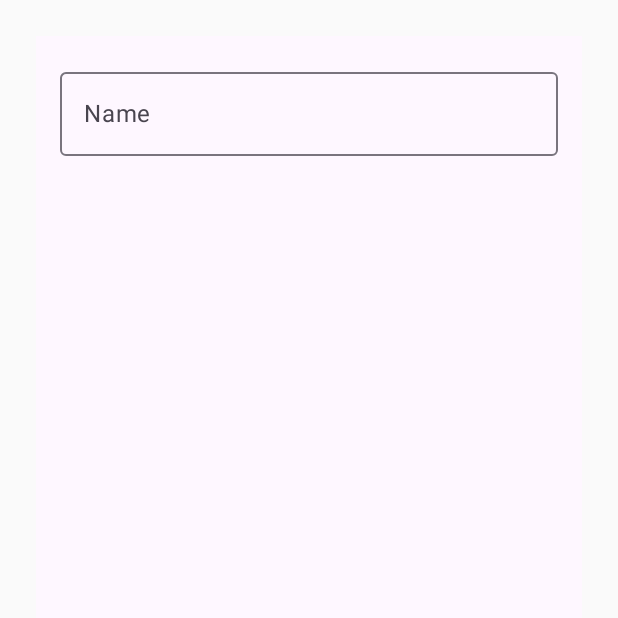
After one commit to dev-jangsejing/nbcmap-compose-4, an Android app built with Jetpack Compose: the StateActivity screen opened directly, with no data from a screen before it, on a phone screen of 412 x 824 dp, the top half of it. The commit adds this screen. Run offline under Robolectric (Android 15) with nearby library versions, the phone set to English and light mode, and no system bars.

Commit message:
StateActivity 생성

```diff
--- a/app/src/main/AndroidManifest.xml
+++ b/app/src/main/AndroidManifest.xml
@@ -10,19 +10,21 @@
         android:label="@string/app_name"
         android:roundIcon="@mipmap/ic_launcher_round"
         android:supportsRtl="true"
-        android:theme="@style/Theme.Nbcmapcompose4"
+        android:theme="@style/Theme.NbCampTheme"
         tools:targetApi="31">
         <activity
             android:name=".MainActivity"
             android:exported="true"
             android:label="@string/app_name"
-            android:theme="@style/Theme.Nbcmapcompose4">
+            android:theme="@style/Theme.NbCampTheme">
             <intent-filter>
                 <action android:name="android.intent.action.MAIN" />
 
                 <category android:name="android.intent.category.LAUNCHER" />
             </intent-filter>
         </activity>
+
+        <activity android:name=".state.StateActivity" />
     </application>
 
 </manifest>
--- /dev/null
+++ b/app/src/main/java/com/jess/nbcamp/compose4/state/StateActivity.kt
@@ -0,0 +1,77 @@
+package com.jess.nbcamp.compose4.state
+
+import android.os.Bundle
+import androidx.activity.ComponentActivity
+import androidx.activity.compose.setContent
+import androidx.activity.enableEdgeToEdge
+import androidx.compose.foundation.layout.Column
+import androidx.compose.foundation.layout.fillMaxSize
+import androidx.compose.foundation.layout.fillMaxWidth
+import androidx.compose.foundation.layout.padding
+import androidx.compose.material3.MaterialTheme
+import androidx.compose.material3.OutlinedTextField
+import androidx.compose.material3.Scaffold
+import androidx.compose.material3.Text
+import androidx.compose.runtime.Composable
+import androidx.compose.runtime.getValue
+import androidx.compose.runtime.mutableStateOf
+import androidx.compose.runtime.remember
+import androidx.compose.runtime.setValue
+import androidx.compose.ui.Modifier
+import androidx.compose.ui.unit.dp
+
+class StateActivity : ComponentActivity() {
+
+    override fun onCreate(savedInstanceState: Bundle?) {
+        super.onCreate(savedInstanceState)
+        enableEdgeToEdge()
+        setContent {
+            StateScreen()
+        }
+    }
+}
+
+
+@Composable
+fun StateScreen(
+    modifier: Modifier = Modifier,
+) {
+    Scaffold(
+        modifier = modifier
+            .fillMaxSize()
+            .padding(24.dp),
+    ) { innerPadding ->
+        HelloContent(
+            modifier = Modifier.padding(innerPadding)
+        )
+    }
+}
+
+@Composable
+fun HelloContent(
+    modifier: Modifier
+) {
+    Column(
+        modifier = modifier.padding(16.dp),
+    ) {
+        var name by remember { mutableStateOf("") }
+        if (name.isNotEmpty()) {
+            Text(
+                text = "Hello, $name!",
+                modifier = Modifier.padding(bottom = 8.dp),
+                style = MaterialTheme.typography.bodyMedium,
+            )
+        }
+
+        OutlinedTextField(
+            value = name,
+            onValueChange = {
+                name = it
+            },
+            modifier = Modifier.fillMaxWidth(),
+            label = {
+                Text("Name")
+            },
+        )
+    }
+}
--- a/app/src/main/java/com/jess/nbcamp/compose4/ui/theme/Theme.kt
+++ b/app/src/main/java/com/jess/nbcamp/compose4/ui/theme/Theme.kt
@@ -34,7 +34,7 @@ private val LightColorScheme = lightColorScheme(
 )
 
 @Composable
-fun Nbcmapcompose4Theme(
+fun NbCmapTheme(
     darkTheme: Boolean = isSystemInDarkTheme(),
     // Dynamic color is available on Android 12+
     dynamicColor: Boolean = true,
--- a/app/src/main/res/values/themes.xml
+++ b/app/src/main/res/values/themes.xml
@@ -1,5 +1,5 @@
 <?xml version="1.0" encoding="utf-8"?>
 <resources>
 
-    <style name="Theme.Nbcmapcompose4" parent="android:Theme.Material.Light.NoActionBar" />
+    <style name="Theme.NbCampTheme" parent="android:Theme.Material.Light.NoActionBar" />
 </resources>
```
Also changed, not shown: app/src/main/java/com/jess/nbcamp/compose4/MainActivity.kt (+31 -16 lines).
